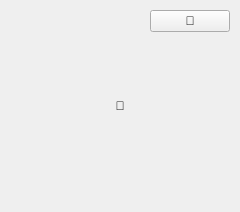
Above: UiFiles/ProjectItemWidget.ui from 625781186/QtSkin before the change. Below: the same form after it.
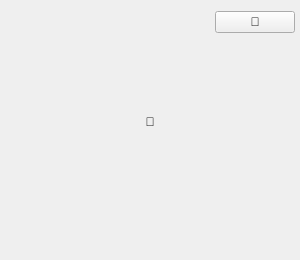
That is the form after the change.

```diff
--- a/UiFiles/ProjectItemWidget.ui
+++ b/UiFiles/ProjectItemWidget.ui
@@ -6,28 +6,25 @@
    <rect>
     <x>0</x>
     <y>0</y>
-    <width>240</width>
-    <height>212</height>
+    <width>300</width>
+    <height>260</height>
    </rect>
   </property>
   <property name="minimumSize">
    <size>
-    <width>240</width>
-    <height>212</height>
+    <width>300</width>
+    <height>260</height>
    </size>
   </property>
   <property name="maximumSize">
    <size>
-    <width>240</width>
-    <height>212</height>
+    <width>300</width>
+    <height>260</height>
    </size>
   </property>
   <property name="windowTitle">
    <string>ProjectItemWidget</string>
   </property>
-  <property name="text">
-   <string></string>
-  </property>
   <property name="alignment">
    <set>Qt::AlignCenter</set>
   </property>
@@ -49,6 +46,18 @@
    </property>
    <item>
     <widget class="QWidget" name="widgetTool" native="true">
+     <property name="minimumSize">
+      <size>
+       <width>0</width>
+       <height>40</height>
+      </size>
+     </property>
+     <property name="maximumSize">
+      <size>
+       <width>16777215</width>
+       <height>40</height>
+      </size>
+     </property>
      <layout class="QHBoxLayout" name="horizontalLayout_3">
       <property name="spacing">
        <number>0</number>
@@ -57,10 +66,10 @@
        <number>0</number>
       </property>
       <property name="topMargin">
-       <number>10</number>
+       <number>5</number>
       </property>
       <property name="rightMargin">
-       <number>10</number>
+       <number>5</number>
       </property>
       <property name="bottomMargin">
        <number>0</number>
@@ -88,6 +97,22 @@
      </layout>
     </widget>
    </item>
+   <item>
+    <widget class="QLabel" name="labelEmpty">
+     <property name="minimumSize">
+      <size>
+       <width>0</width>
+       <height>164</height>
+      </size>
+     </property>
+     <property name="text">
+      <string></string>
+     </property>
+     <property name="alignment">
+      <set>Qt::AlignCenter</set>
+     </property>
+    </widget>
+   </item>
    <item>
     <spacer name="verticalSpacer">
      <property name="orientation">
@@ -103,6 +128,18 @@
    </item>
    <item>
     <widget class="QWidget" name="widgetBottom" native="true">
+     <property name="minimumSize">
+      <size>
+       <width>0</width>
+       <height>56</height>
+      </size>
+     </property>
+     <property name="maximumSize">
+      <size>
+       <width>16777215</width>
+       <height>56</height>
+      </size>
+     </property>
      <layout class="QHBoxLayout" name="horizontalLayout_2">
       <property name="spacing">
        <number>0</number>
```
